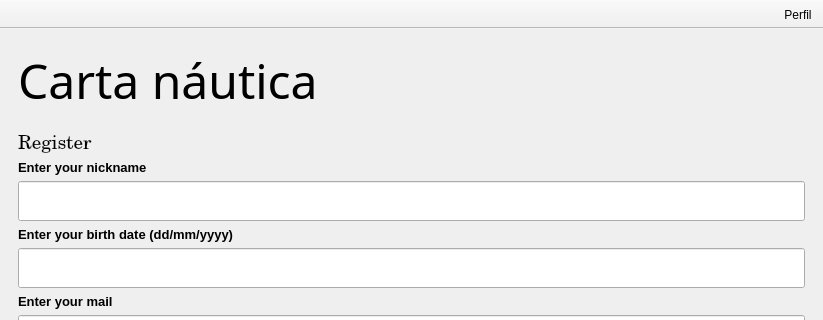
Old version of the form mainwindow.ui in the repository raqquel21/carta-nautica; both pictures show x 0 to 823 and y 0 to 320 of the 823 by 670 pixel window.
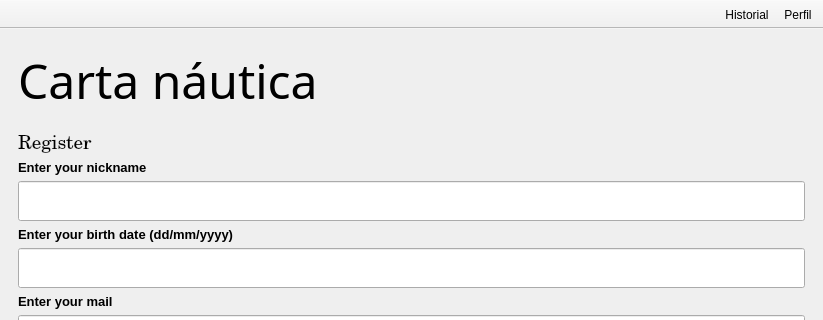
New version of the form. Icons and pictures are not drawn.

Commit message: boton historico

The edit to the form file:
```diff
--- a/mainwindow.ui
+++ b/mainwindow.ui
@@ -1576,6 +1576,7 @@
     <bool>false</bool>
    </attribute>
    <addaction name="actionPerfil"/>
+   <addaction name="actionHistorial"/>
   </widget>
   <action name="actionPerfil">
    <property name="icon">
@@ -1589,6 +1590,14 @@
     <enum>QAction::MenuRole::NoRole</enum>
    </property>
   </action>
+  <action name="actionHistorial">
+   <property name="text">
+    <string>Historial</string>
+   </property>
+   <property name="menuRole">
+    <enum>QAction::MenuRole::NoRole</enum>
+   </property>
+  </action>
  </widget>
  <tabstops>
   <tabstop>enter_nickname</tabstop>
```
